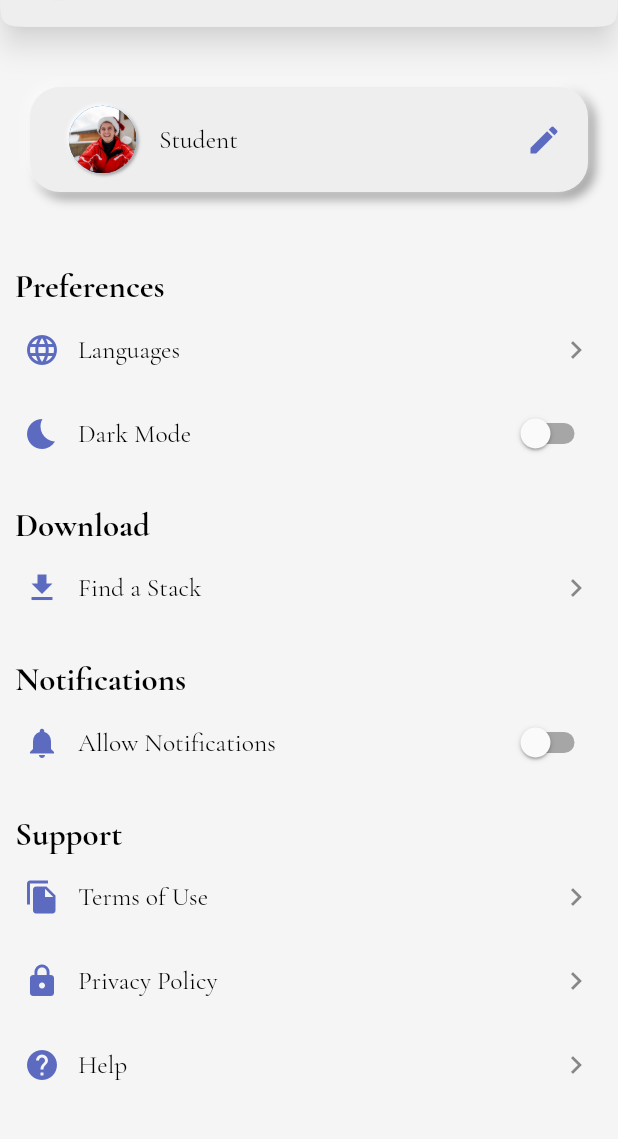
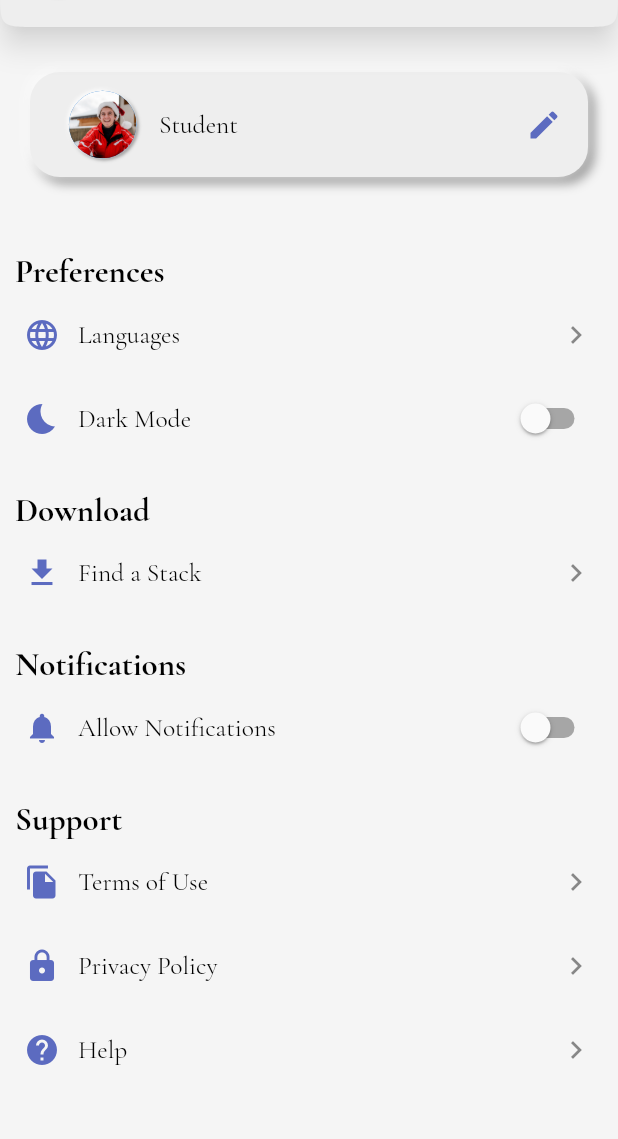
Before and after one commit to kobemoerman/stacker_app, a Flutter app: the HomePage screen opened by its route, after a tap on the "search" icon, after a tap on the "settings" icon, on a phone screen of 412 x 824 dp, the part 81-1220 px from its top. Run offline on Flutter 3.47's test engine with Material 2 defaults, Android fonts, the phone set to English and light mode, and no system bars; our stand-ins replace csv, firebase_core, firebase_storage, fl_chart, flushbar, flutter_slidable and 7 more; accounts and stored records are empty.

Commit message:
refactoring up to settings

```diff
--- a/lib/constants.dart
+++ b/lib/constants.dart
@@ -5,10 +5,10 @@ Color cYellow = Color(0xFFE2C421);
 Color cGreen = Color(0xFF80A78A);
 
 Icon settings = Icon(Icons.settings, size: 30);
-Icon close = Icon(Icons.close, size: 30, color: Colors.black54);
 Icon edit = Icon(Icons.edit, color: Colors.white);
 Icon arrowRight = Icon(Icons.keyboard_arrow_right);
 
+Icon download = Icon(Icons.file_download);
 Icon language = Icon(Icons.language);
 Icon dark = Icon(Icons.bedtime);
 Icon notification = Icon(Icons.notifications);
--- a/lib/model/user_inherited.dart
+++ b/lib/model/user_inherited.dart
@@ -35,11 +35,12 @@ class UserDataState extends State<UserData> {
 
   UserDataState(this.preferences, this.local);
 
+  /// PARAM
   DBHelper dbClient;
 
   User user = new User('', null);
   Color primaryColor = themeDarkColor[0];
-  ImageProvider profile;
+  ImageProvider image;
 
   double percent = 0.0;
   String cards = '0';
@@ -48,8 +49,32 @@ class UserDataState extends State<UserData> {
 
   Future<List<StudyStack>> tables;
 
+  /// HELPER
   refresh() => setState(() {});
 
+  featuredStudy(List<StudyStack> list) => list
+      .map((e) => e.table.formatTable().last)
+      .toList()
+      .getOccurences()
+      .join(', ');
+
+  featuredCards(List<StudyStack> list) =>
+      list.map((e) => e.cards).toList().fold(0, (p, c) => p + c).toString();
+
+  generateTableList({String filter = ''}) {
+    if (this.dbClient == null) this.dbClient = new DBHelper();
+
+    this.tables = dbClient.tableList(filter.toLowerCase());
+  }
+
+  String base64String(Uint8List data) => base64Encode(data);
+
+  ImageProvider imageFromBase64String(String base64String) =>
+      base64String == null
+          ? AssetImage('assets/profile.jpeg')
+          : MemoryImage(base64Decode(base64String));
+
+  /// PREFERENCES
   dynamic getFromDisk(key) => this.preferences.get(key);
   dynamic saveToDisk<T>(String key, T content) async {
     print('(TRACE) LocalStorageService:saveToDisk. key: $key value: $content');
@@ -71,43 +96,14 @@ class UserDataState extends State<UserData> {
     }
   }
 
-  void updateThemeColor() async {
-    final brightness = Theme.of(context).brightness;
-    final index = getFromDisk('theme_color') ?? 0;
-
-    this.primaryColor = getThemeColor(index, brightness);
-
-    refresh();
-  }
-
-  featuredStudy(List<StudyStack> list) => list
-      .map((e) => e.table.formatTable().last)
-      .toList()
-      .getOccurences()
-      .join(', ');
-
-  featuredCards(List<StudyStack> list) =>
-      list.map((e) => e.cards).toList().fold(0, (p, c) => p + c).toString();
-
-  String base64String(Uint8List data) => base64Encode(data);
-
-  ImageProvider imageFromBase64String(String base64String) =>
-      base64String == null
-          ? AssetImage('assets/profile.jpeg')
-          : MemoryImage(base64Decode(base64String));
-
-  void generateTableList({String filter = ''}) {
-    if (this.dbClient == null) this.dbClient = new DBHelper();
-
-    this.tables = dbClient.tableList(filter.toLowerCase());
-  }
+  /// SAVE
 
   void saveImage(String value) {
     user.photoUrl = value;
     saveToDisk('profile_photo', value);
 
     setState(() {
-      profile = imageFromBase64String(user.photoUrl);
+      image = imageFromBase64String(user.photoUrl);
     });
   }
 
@@ -124,6 +120,17 @@ class UserDataState extends State<UserData> {
     await saveToDisk('featured_time', time);
 
     updateFeatured();
+  }
+
+  /// UPDATE
+
+  updateThemeColor() async {
+    final brightness = Theme.of(context).brightness;
+    final index = getFromDisk('theme_color') ?? 0;
+
+    this.primaryColor = getThemeColor(index, brightness);
+
+    refresh();
   }
 
   updateFeatured() async {
@@ -155,8 +162,10 @@ class UserDataState extends State<UserData> {
 
     local = await AppLocalization.load(Locale(tag, subtag));
 
-    this.refresh();
+    setState(() => local);
   }
+
+  /// INIT
 
   initUser() {
     var _name = getFromDisk('profile_name') ?? 'Student';
@@ -166,7 +175,7 @@ class UserDataState extends State<UserData> {
 
     setState(() {
       user = User(_name, _photo);
-      profile = imageFromBase64String(user.photoUrl);
+      image = imageFromBase64String(user.photoUrl);
       primaryColor = getThemeColor(_color, Theme.of(context).brightness);
     });
   }
@@ -178,6 +187,8 @@ class UserDataState extends State<UserData> {
     generateTableList();
     updateFeatured();
   }
+
+  /// BUILD
 
   @override
   Widget build(BuildContext context) {
--- a/lib/screens/page_home.dart
+++ b/lib/screens/page_home.dart
@@ -3,7 +3,6 @@ import 'package:flutter/material.dart';
 import 'package:flutter/rendering.dart';
 import 'package:flutter/animation.dart';
 import 'package:stackr/screens/page_study.dart';
-import 'package:stackr/widgets/textfield_platform.dart';
 
 import '../model/studystack.dart';
 import '../model/user_inherited.dart';
@@ -12,6 +11,9 @@ import '../widgets/appbar_home.dart';
 import '../widgets/sliver_header.dart';
 import '../widgets/gridview_home.dart';
 import '../widgets/pageview_feature.dart';
+
+const Cubic _cScroll = Curves.easeIn;
+const Duration _dScroll = Duration(milliseconds: 100);
 
 class HomePage extends StatefulWidget {
   @override
@@ -61,27 +63,25 @@ class _HomePageState extends State<HomePage> {
     if (_focus.hasFocus) return;
 
     if (_anim && _scrollCtrl.hasClients) {
-      await _scrollCtrl.animateTo(_pos,
-          duration: Duration(milliseconds: 100), curve: Curves.easeIn);
+      await _scrollCtrl.animateTo(_pos, duration: _dScroll, curve: _cScroll);
       setState(() => _opacity);
     }
   }
 
   void _searchListener() async {
-    var maxPos = _scrollCtrl.position.maxScrollExtent;
-
     if (_focus.hasFocus) {
-      await _scrollCtrl.animateTo(maxPos > 225.0 ? 225.0 : maxPos,
-          duration: Duration(milliseconds: 100), curve: Curves.easeIn);
+      var maxPos = _scrollCtrl.position.maxScrollExtent;
+      var _pos = maxPos > 225.0 ? 225.0 : maxPos;
+      await _scrollCtrl.animateTo(_pos, duration: _dScroll, curve: _cScroll);
 
       setState(() {});
     }
   }
 
   void _textListener() {
-    var data = UserData.of(context);
+    var _client = UserData.of(context);
 
-    setState(() => data.generateTableList(filter: _textCtrl.text));
+    setState(() => _client.generateTableList(filter: _textCtrl.text));
   }
 
   @override
@@ -99,6 +99,8 @@ class _HomePageState extends State<HomePage> {
   @override
   void dispose() {
     super.dispose();
+    _focus.dispose();
+    _textCtrl.dispose();
     _scrollCtrl.dispose();
   }
 
@@ -106,13 +108,15 @@ class _HomePageState extends State<HomePage> {
 
   @override
   Widget build(BuildContext context) {
+    final _theme = Theme.of(context);
     final _client = UserData.of(context);
-    final _theme = Theme.of(context);
 
     final appBarWidget = HomeAppBar(color: _theme.backgroundColor);
 
-    final featureWidget =
-        SliverPersistentHeader(pinned: false, delegate: _feature());
+    final featureWidget = SliverPersistentHeader(
+      pinned: false,
+      delegate: _feature(),
+    );
 
     final titleWidget = SliverToBoxAdapter(child: _gridFilter());
 
@@ -141,7 +145,7 @@ class _HomePageState extends State<HomePage> {
                   data = snapshot.hasData ? snapshot.data : [];
 
                   return CustomScrollView(
-                    key: Key('scroll_home'),
+                    key: Key('home_page_scroll_view'),
                     controller: _scrollCtrl,
                     physics: BouncingScrollPhysics(),
                     slivers: <Widget>[
@@ -180,12 +184,12 @@ class _HomePageState extends State<HomePage> {
                     alignment: Alignment.bottomCenter,
                     children: [
                       /// GRADIENT
-                      IgnorePointer(child: bottomGradient()),
+                      IgnorePointer(child: _bottomGradient()),
+
+                      /// STUDYING BUTTON
                       Align(
                         alignment: Alignment.centerRight,
-
-                        /// STUDYING BUTTON
-                        child: startStudying(),
+                        child: _startStudying(),
                       ),
                     ],
                   ),
@@ -198,7 +202,7 @@ class _HomePageState extends State<HomePage> {
     );
   }
 
-  AnimatedOpacity bottomGradient() {
+  AnimatedOpacity _bottomGradient() {
     var gradient =
         MediaQuery.of(context).viewInsets.bottom == 0.0 ? _opacity : 0.0;
 
@@ -222,7 +226,7 @@ class _HomePageState extends State<HomePage> {
     );
   }
 
-  Container startStudying() {
+  Container _startStudying() {
     AnimatedContainer animation = AnimatedContainer(
       curve: Curves.easeIn,
       duration: Duration(milliseconds: 250),
@@ -244,8 +248,8 @@ class _HomePageState extends State<HomePage> {
         closedElevation: 4.0,
         transitionType: ContainerTransitionType.fade,
         onClosed: (_) {
+          isSearching = false;
           _textCtrl.clear();
-          isSearching = false;
           study.clear();
         },
         closedBuilder: (context, openContainer) => Material(
@@ -265,12 +269,30 @@ class _HomePageState extends State<HomePage> {
   }
 
   Row _gridFilter() {
+    final _local = UserData.of(context).local;
+    final _theme = Theme.of(context).textTheme;
+
+    var _title = Container(
+      child: Text(_local.stacksHeader, style: _theme.headline1),
+    );
+
+    var _iconSwitcher = AnimatedSwitcher(
+      duration: Duration(milliseconds: 250),
+      child: Icon(
+        isSearching ? Icons.arrow_back_ios : Icons.search,
+        key: ValueKey(isSearching),
+        color: UserData.of(context).primaryColor,
+      ),
+      transitionBuilder: (child, animation) =>
+          ScaleTransition(scale: animation, child: child),
+    );
+
     return Row(
       crossAxisAlignment: CrossAxisAlignment.center,
       children: [
         ClipOval(
           child: Material(
-            color: Colors.transparent,
+            type: MaterialType.transparency,
             child: InkWell(
               onTap: () => setState(() {
                 if (isSearching) {
@@ -279,31 +301,13 @@ class _HomePageState extends State<HomePage> {
                 }
                 isSearching = !isSearching;
               }),
-              child: AnimatedSwitcher(
-                duration: Duration(milliseconds: 250),
-                child: Icon(
-                  isSearching ? Icons.arrow_back_ios : Icons.search,
-                  key: ValueKey(isSearching),
-                  color: UserData.of(context).primaryColor,
-                ),
-                transitionBuilder: (Widget child, Animation<double> animation) {
-                  return ScaleTransition(scale: animation, child: child);
-                },
-              ),
+              child: _iconSwitcher,
             ),
           ),
         ),
         const SizedBox(width: 10.0),
-        _title(),
+        _title,
       ],
-    );
-  }
-
-  Widget _title() {
-    final _local = UserData.of(context).local;
-    final _theme = Theme.of(context);
-    return Container(
-      child: Text(_local.stacksHeader, style: _theme.textTheme.headline1),
     );
   }
 
--- a/lib/screens/page_settings.dart
+++ b/lib/screens/page_settings.dart
@@ -5,7 +5,6 @@ import 'package:modal_bottom_sheet/modal_bottom_sheet.dart';
 import 'package:stackr/animation/tween_rectangle.dart';
 import 'package:stackr/decoration/round_shadow.dart';
 import 'package:stackr/decoration/card_shadow.dart';
-import 'package:stackr/locale/localization.dart';
 import 'package:stackr/screens/sheet_dowload.dart';
 import 'package:stackr/screens/sheet_information.dart';
 import 'package:stackr/screens/sheet_profile.dart';
@@ -17,28 +16,27 @@ import '../constants.dart';
 import '../model/user_inherited.dart';
 import '../screens/sheet_language.dart';
 
+const double _kSize = 425.0;
+const Cubic _cScroll = Curves.easeIn;
+const Duration _dScroll = Duration(milliseconds: 250);
+
 class SettingsPage extends StatefulWidget {
   @override
   _SettingsPageState createState() => _SettingsPageState();
 }
 
 class _SettingsPageState extends State<SettingsPage> {
-  static const double SHEET_SIZE = 425;
-
   bool _temp;
   bool isEditing = false;
 
+  ProfileSheet profileSheet;
   ScrollController _scrollCtrl;
-
-  ProfileSheet profileSheet;
 
   _editProfile() async {
     isEditing = !isEditing;
 
-    var pos = _scrollCtrl.offset < SHEET_SIZE ? SHEET_SIZE : 0.0;
-
-    await _scrollCtrl.animateTo(pos,
-        duration: Duration(milliseconds: 250), curve: Curves.ease);
+    var _pos = _scrollCtrl.offset < _kSize ? _kSize : 0.0;
+    await _scrollCtrl.animateTo(_pos, duration: _dScroll, curve: _cScroll);
 
     profileSheet = new ProfileSheet(key: UniqueKey(), callback: _editProfile);
 
@@ -104,14 +102,15 @@ class _SettingsPageState extends State<SettingsPage> {
     );
   }
 
-  void darkMode(bool value) {
+  void _setDarkMode(bool value) {
+    final _client = UserData.of(context);
+
     Provider.of<ThemeState>(context, listen: false).theme =
         value ? ThemeType.DARK : ThemeType.LIGHT;
-
-    UserData.of(context).updateThemeColor();
+    _client.updateThemeColor();
   }
 
-  void enableNotification(bool value) {
+  void _enableNotification(bool value) {
     setState(() => _temp = value);
   }
 
@@ -124,19 +123,18 @@ class _SettingsPageState extends State<SettingsPage> {
       return;
     }
 
-    if (offset < SHEET_SIZE) {
-      if (!isEditing && dir == ScrollDirection.forward.index) {
-        _scrollCtrl.jumpTo(SHEET_SIZE);
-      }
+    if (offset > _kSize) return;
 
-      if (isEditing && dir == ScrollDirection.reverse.index) {
-        isEditing = false;
-        await _scrollCtrl.animateTo(SHEET_SIZE,
-            duration: Duration(milliseconds: 250), curve: Curves.ease);
-      }
+    if (!isEditing && dir == ScrollDirection.forward.index) {
+      _scrollCtrl.jumpTo(_kSize);
+    }
 
-      setState(() {});
+    if (isEditing && dir == ScrollDirection.reverse.index) {
+      isEditing = false;
+      await _scrollCtrl.animateTo(_kSize, duration: _dScroll, curve: _cScroll);
     }
+
+    setState(() {});
   }
 
   @override
@@ -144,7 +142,7 @@ class _SettingsPageState extends State<SettingsPage> {
     super.initState();
 
     _temp = false;
-    _scrollCtrl = ScrollController(initialScrollOffset: SHEET_SIZE);
+    _scrollCtrl = ScrollController(initialScrollOffset: _kSize);
     _scrollCtrl.addListener(() => _scrollListener());
 
     profileSheet = new ProfileSheet(key: UniqueKey(), callback: _editProfile);
@@ -152,26 +150,30 @@ class _SettingsPageState extends State<SettingsPage> {
 
   @override
   Widget build(BuildContext context) {
+    final _theme = Theme.of(context);
     final _local = UserData.of(context).local;
+
+    final _height = MediaQuery.of(context).size.height;
     final _width = MediaQuery.of(context).size.width;
+
+    final _mode = Provider.of<ThemeState>(context).theme;
 
     List<Widget> _pref = [
       _sectionHeader(_local.preferencesHeader),
       _itemTile(_local.settingsLanguage, language, _changeLanguage),
-      _itemSwitch(_local.settingsDark, dark,
-          Provider.of<ThemeState>(context).theme == ThemeType.DARK, darkMode)
+      _itemSwitch(
+          _local.settingsDark, dark, _mode == ThemeType.DARK, _setDarkMode)
     ];
 
     List<Widget> _dwnld = [
       _sectionHeader(_local.downloadHeader),
-      _itemTile(
-          _local.settingsDownload, Icon(Icons.file_download), _downloadStack),
+      _itemTile(_local.settingsDownload, download, _downloadStack),
     ];
 
     List<Widget> _notif = [
       _sectionHeader(_local.notificationHeader),
       _itemSwitch(
-          _local.settingsNotification, notification, _temp, enableNotification)
+          _local.settingsNotification, notification, _temp, _enableNotification)
     ];
 
     List<Widget> _supp = [
@@ -182,15 +184,15 @@ class _SettingsPageState extends State<SettingsPage> {
     ];
 
     return Scaffold(
+      extendBodyBehindAppBar: true,
+      backgroundColor: _theme.backgroundColor,
       appBar: PageAppBar(
-        color: Theme.of(context).cardColor,
+        color: _theme.cardColor,
         height: 72.0,
         elevation: 7.5,
         title: _local.settingsHeader,
-        textColor: Theme.of(context).textSelectionColor,
+        textColor: _theme.textSelectionColor,
       ),
-      backgroundColor: Theme.of(context).backgroundColor,
-      extendBodyBehindAppBar: true,
       body: SafeArea(
         bottom: false,
         child: SingleChildScrollView(
@@ -200,24 +202,25 @@ class _SettingsPageState extends State<SettingsPage> {
             mainAxisSize: MainAxisSize.min,
             children: [
               Container(
-                height: SHEET_SIZE,
+                height: _kSize,
                 color: UserData.of(context).primaryColor,
-                child: profileSheet,
+                child: this.profileSheet,
               ),
               Container(
-                color: Theme.of(context).backgroundColor,
+                color: _theme.backgroundColor,
                 width: _width,
                 child: Column(
                   crossAxisAlignment: CrossAxisAlignment.start,
                   children: [
-                    const SizedBox(height: 20.0),
-                    Center(child: userProfile()),
-                    const SizedBox(height: 10.0),
+                    Padding(
+                      padding: const EdgeInsets.symmetric(vertical: 10.0),
+                      child: Center(child: userProfile()),
+                    ),
                     _section(_pref),
                     _section(_dwnld),
                     _section(_notif),
                     _section(_supp),
-                    SizedBox(height: MediaQuery.of(context).size.height / 6),
+                    SizedBox(height: _height / 6),
                   ],
                 ),
               ),
@@ -229,22 +232,33 @@ class _SettingsPageState extends State<SettingsPage> {
   }
 
   Widget userProfile() {
-    final data = UserData.of(context);
+    final _theme = Theme.of(context);
+    final _client = UserData.of(context);
 
-    var name = Text(
-      data.user.name,
+    var _name = Text(
+      _client.user.name,
       style: Theme.of(context).textTheme.bodyText2,
     );
 
-    var image = Container(
+    var _image = Container(
       decoration: RoundShadow(
         focus: true,
-        brightness: Theme.of(context).brightness,
+        brightness: _theme.brightness,
       ).shadow,
-      child: CircleAvatar(
-        radius: 22.5,
-        backgroundImage: data.profile,
+      child: CircleAvatar(radius: 22.5, backgroundImage: _client.image),
+    );
+
+    var _profile = Align(
+      alignment: Alignment(-0.8, 0.0),
+      child: Row(
+        mainAxisSize: MainAxisSize.min,
+        children: [_image, const SizedBox(width: 15.0), _name],
       ),
+    );
+
+    var _edit = Align(
+      alignment: Alignment(0.9, 0.0),
+      child: Icon(Icons.edit, color: _client.primaryColor),
     );
 
     return Hero(
@@ -254,36 +268,18 @@ class _SettingsPageState extends State<SettingsPage> {
         height: 70.0,
         width: double.infinity,
         margin: const EdgeInsets.all(20.0),
+        child: Material(
+          type: MaterialType.transparency,
+          child: InkWell(
+            onTap: () => _editProfile(),
+            child: Stack(children: [_edit, _profile]),
+            borderRadius: BorderRadius.circular(20.0),
+          ),
+        ),
         decoration: CardDecoration(
           radius: 20.0,
           brightness: Theme.of(context).brightness,
         ).shadow,
-        child: Material(
-          type: MaterialType.transparency,
-          child: InkWell(
-            borderRadius: BorderRadius.circular(20.0),
-            onTap: () => _editProfile(),
-            child: Stack(
-              children: [
-                Align(
-                  alignment: Alignment(0.9, 0.0),
-                  child: Icon(Icons.edit, color: data.primaryColor),
-                ),
-                Align(
-                  alignment: Alignment(-0.8, 0.0),
-                  child: Row(
-                    mainAxisSize: MainAxisSize.min,
-                    children: [
-                      image,
-                      const SizedBox(width: 15.0),
-                      name,
-                    ],
-                  ),
-                ),
-              ],
-            ),
-          ),
-        ),
       ),
     );
   }
--- a/lib/widgets/appbar_home.dart
+++ b/lib/widgets/appbar_home.dart
@@ -84,7 +84,7 @@ class _HomeAppBarState extends State<HomeAppBar> {
           ).shadow,
           child: CircleAvatar(
             radius: EXPAND / 6,
-            backgroundImage: user.profile,
+            backgroundImage: user.image,
           ),
         ),
         SizedBox(width: 10.0),
```
Also changed, not shown: lib/screens/page_intro.dart (+33 -23 lines).
